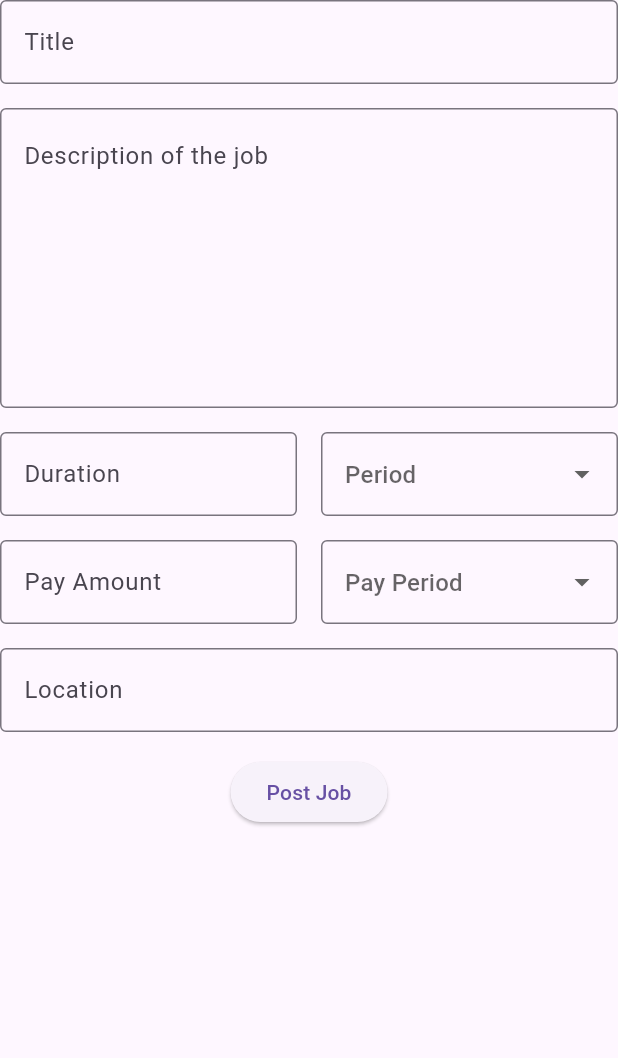
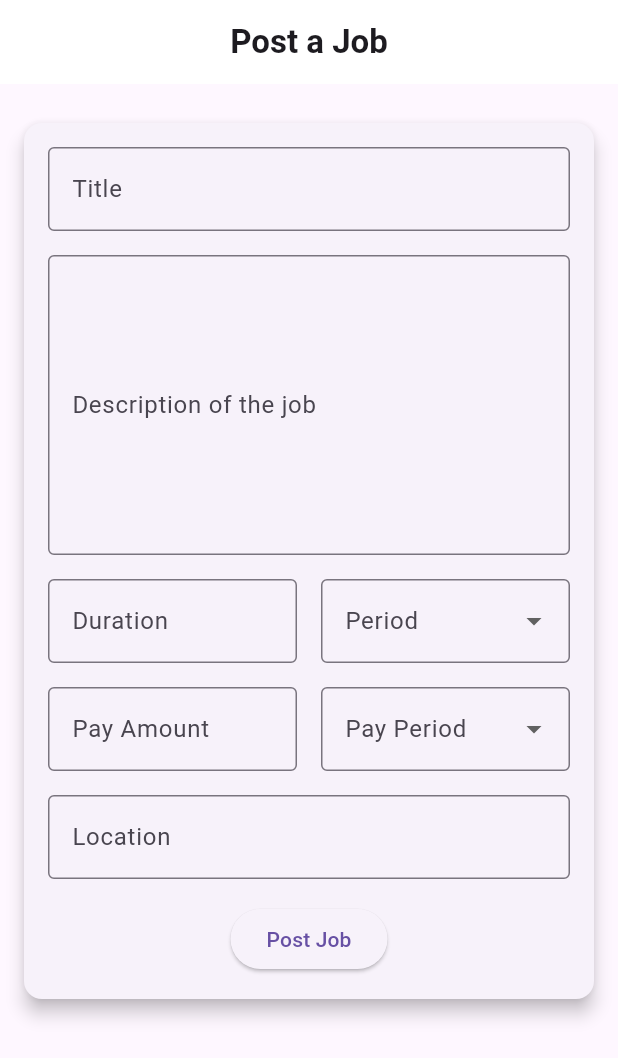
Before and after one commit to alexovici/Eco_ideas_HE25, a Flutter app: the PostPage screen opened directly, on a phone screen of 412 x 824 dp. Shown: the top 1058 px of the screen. Run offline on Flutter 3.47's test engine with Material 3 defaults, Android fonts, the phone set to English and light mode, and no system bars; Roboto replaces fonts that are missing (Poppins).

Commit message:
postBugfix(incomplete)

```diff
--- a/lib/post.dart
+++ b/lib/post.dart
@@ -8,45 +8,100 @@ class PostPage extends StatefulWidget {
 }
 
 class _PostPageState extends State<PostPage> {
-
   final titleController = TextEditingController();
   final descriptionController = TextEditingController();
   final payController = TextEditingController();
+  final durationController = TextEditingController();
   final locationController = TextEditingController();
   String? selectedPayPeriod;
+  String? selectedWorkPeriod;
 
   @override
   Widget build(BuildContext context) {
     return Scaffold(
+      appBar: AppBar(
+        leading: null,
+        title: Text('Post a Job',
+        style: TextStyle(
+          fontFamily: 'Poppins',
+          fontSize: 22.0,
+          fontWeight: FontWeight.bold,
+        ),
+        ),
+        centerTitle: true,
+        backgroundColor: Colors.white,
+      ),
       body: SingleChildScrollView(
+        padding: EdgeInsets.all(16.0),
         child: Column(
           mainAxisAlignment: MainAxisAlignment.start,
+          children: [
+            Card(
+              elevation: 5.0,
+              margin: EdgeInsets.symmetric(vertical: 10.0),
+              child: Padding(
+                padding: EdgeInsets.all(16.0),
+                child: Column(
                   children: [
                     TextField(
                       controller: titleController,
                       decoration: InputDecoration(
-                hintText: 'Title', // Changed from hintText to labelText
+                        labelText: 'Title',
                         border: OutlineInputBorder(),
-              )
                       ),
-            SizedBox(height: 16.0), // Add some spacing between the fields
+                    ),
+                    SizedBox(height: 16.0),
                     Container(
                       width: MediaQuery.of(context).size.width,
-              height: 200.0, // Set the desired height
+                      height: 200.0,
                       child: TextField(
                         controller: descriptionController,
-                maxLines: null, // Allow multiple lines
-                expands: true, // Expand to fill the container
-                textAlignVertical: TextAlignVertical.top, // Align text to the top
+                        maxLines: null,
+                        expands: true,
+                        textAlignVertical: TextAlignVertical.top,
                         decoration: InputDecoration(
-                  hintText: 'Description of the job', // Changed from hintText to labelText
-                  border: OutlineInputBorder(
-                    borderSide: BorderSide()
+                          labelText: 'Description of the job',
+                          border: OutlineInputBorder(),
                         ),
                       ),
-              )
                     ),
-            SizedBox(height: 16.0), // Add some spacing between the fields
+                    SizedBox(height: 16.0),
+                    Row(
+                      children: [
+                        Expanded(
+                          child: TextField(
+                            controller: durationController,
+                            keyboardType: TextInputType.number,
+                            decoration: InputDecoration(
+                              labelText: 'Duration',
+                              border: OutlineInputBorder(),
+                            ),
+                          ),
+                        ),
+                        SizedBox(width: 16.0),
+                        Expanded(
+                          child: DropdownButtonFormField<String>(
+                            decoration: InputDecoration(
+                              labelText: 'Period',
+                              border: OutlineInputBorder(),
+                            ),
+                            value: selectedWorkPeriod,
+                            items: ['hour', 'day', 'week', 'month'].map((String value) {
+                              return DropdownMenuItem<String>(
+                                value: value,
+                                child: Text(value),
+                              );
+                            }).toList(),
+                            onChanged: (newValue) {
+                              setState(() {
+                                selectedPayPeriod = newValue;
+                              });
+                            },
+                          ),
+                        ),
+                      ],
+                    ),
+                    SizedBox(height: 16.0),
                     Row(
                       children: [
                         Expanded(
@@ -54,16 +109,16 @@ class _PostPageState extends State<PostPage> {
                             controller: payController,
                             keyboardType: TextInputType.number,
                             decoration: InputDecoration(
-                      hintText: 'Duration',
+                              labelText: 'Pay Amount',
                               border: OutlineInputBorder(),
                             ),
                           ),
                         ),
-                SizedBox(width: 16.0), // Add some spacing between the fields
+                        SizedBox(width: 16.0),
                         Expanded(
                           child: DropdownButtonFormField<String>(
                             decoration: InputDecoration(
-                      hintText: 'Period',
+                              labelText: 'Pay Period',
                               border: OutlineInputBorder(),
                             ),
                             value: selectedPayPeriod,
@@ -82,57 +137,22 @@ class _PostPageState extends State<PostPage> {
                         ),
                       ],
                     ),
-            SizedBox(height: 16.0), // Add some spacing between the fields
-            Row(
-              children: [
-                Expanded(
-                  child: TextField(
-                    controller: payController,
-                    keyboardType: TextInputType.number,
-                    decoration: InputDecoration(
-                      hintText: 'Pay Amount',
-                      border: OutlineInputBorder(),
-                    ),
-                  ),
-                ),
-                SizedBox(width: 16.0), // Add some spacing between the fields
-                Expanded(
-                  child: DropdownButtonFormField<String>(
-                    decoration: InputDecoration(
-                      hintText: 'Pay Period',
-                      border: OutlineInputBorder(),
-                    ),
-                    value: selectedPayPeriod,
-                    items: ['hour', 'day', 'week', 'month'].map((String value) {
-                      return DropdownMenuItem<String>(
-                        value: value,
-                        child: Text(value),
-                      );
-                    }).toList(),
-                    onChanged: (newValue) {
-                      setState(() {
-                        selectedPayPeriod = newValue;
-                      });
-                    },
-                  ),
-                ),
-              ],
-              ),
-                SizedBox(height: 16.0), // Add some spacing between the fields
+                    SizedBox(height: 16.0),
                     TextField(
                       controller: locationController,
                       decoration: InputDecoration(
-                    hintText: 'Location',
+                        labelText: 'Location',
                         border: OutlineInputBorder(),
-
-                  )
+                      ),
                     ),
                     SizedBox(height: 16.0),
                     Center(
                       child: ElevatedButton(
                         onPressed: () {
-                          if (titleController.text.isEmpty || descriptionController.text.isEmpty || payController.text.isEmpty || locationController.text.isEmpty)
-                          {
+                          if (titleController.text.isEmpty ||
+                              descriptionController.text.isEmpty ||
+                              payController.text.isEmpty ||
+                              locationController.text.isEmpty) {
                             showDialog(
                               context: context,
                               builder: (BuildContext context) {
@@ -151,15 +171,17 @@ class _PostPageState extends State<PostPage> {
                               },
                             );
                             return;
-                          }
-                          else
-                          {
+                          } else {
                             // Post the job
                           }
                         },
                         child: Text("Post Job"),
-                    )
-                  )
+                      ),
+                    ),
+                  ],
+                ),
+              ),
+            ),
           ],
         ),
       ),
```
Lines whose indentation alone changed are shown as unchanged.
